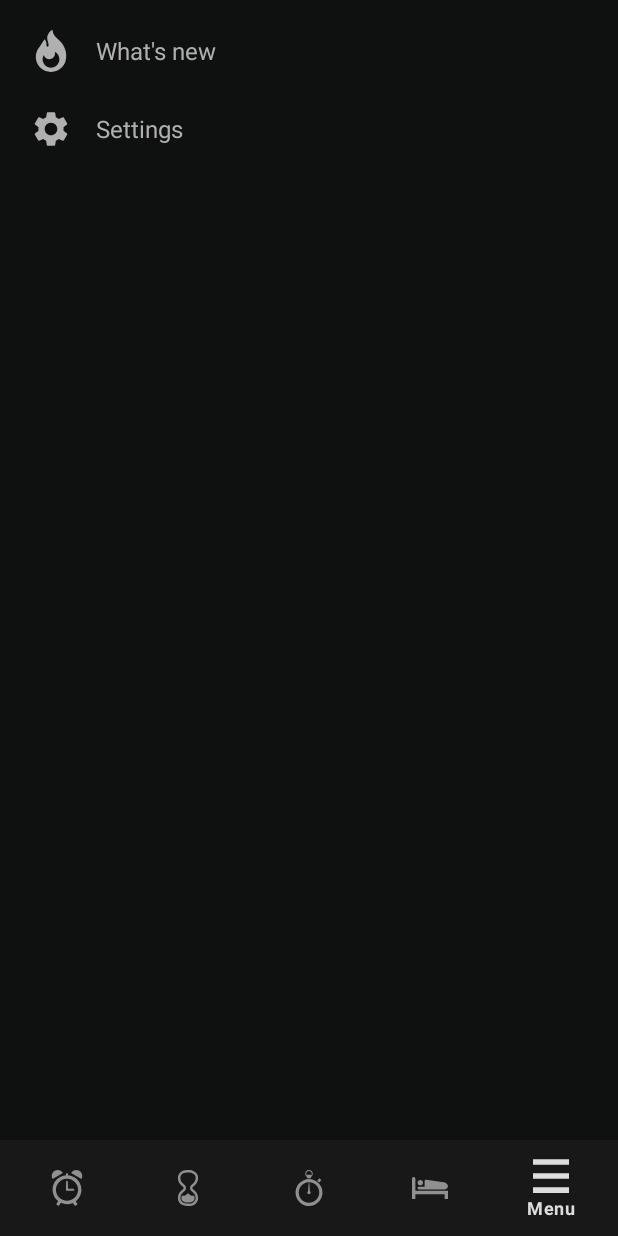
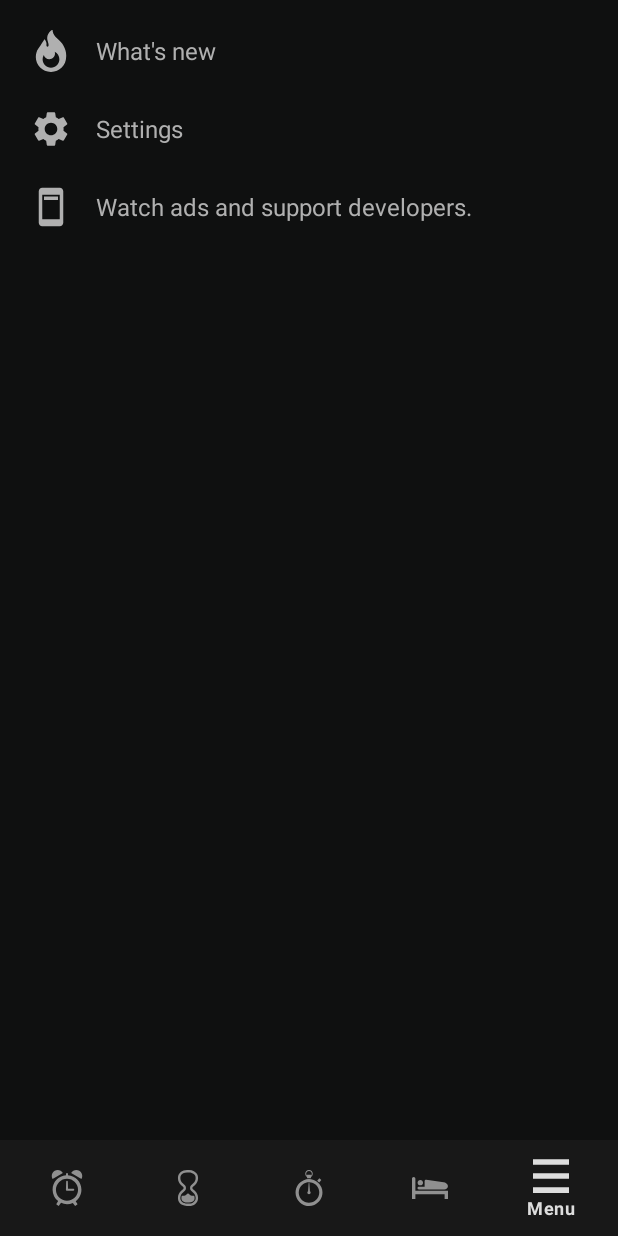
Before and after one commit to Alsh0815/Somnificus, an Android app: the screen it shows after launch (MainActivity), item 5 of the bottom bar chosen, on a phone screen of 412 x 824 dp. Run offline under Robolectric (Android 15) with nearby library versions, the light colour scheme and no system bars.

Commit message:
ver.0.1.0.64

```diff
--- a/app/build.gradle.kts
+++ b/app/build.gradle.kts
@@ -14,7 +14,7 @@ android {
         minSdk = 27
         targetSdk = 34
         versionCode = 1
-        versionName = "0.1.0.44"
+        versionName = "0.1.0.64"
 
         testInstrumentationRunner = "androidx.test.runner.AndroidJUnitRunner"
     }
@@ -47,6 +47,7 @@ dependencies {
     implementation("androidx.lifecycle:lifecycle-viewmodel-ktx:2.7.0")
     implementation("androidx.navigation:navigation-fragment:2.7.7")
     implementation("androidx.navigation:navigation-ui:2.7.7")
+    implementation("com.google.android.gms:play-services-ads:23.0.0")
     testImplementation("junit:junit:4.13.2")
     androidTestImplementation("androidx.test.ext:junit:1.1.5")
     androidTestImplementation("androidx.test.espresso:espresso-core:3.5.1")
--- a/app/src/main/java/com/x_viria/app/vita/somnificus/activity/MainActivity.java
+++ b/app/src/main/java/com/x_viria/app/vita/somnificus/activity/MainActivity.java
@@ -10,6 +10,7 @@ import androidx.fragment.app.Fragment;
 import androidx.fragment.app.FragmentTransaction;
 
 import android.Manifest;
+import android.app.AlarmManager;
 import android.content.Intent;
 import android.content.pm.PackageManager;
 import android.os.Build;
@@ -85,7 +86,10 @@ public class MainActivity extends AppCompatActivity {
             return false;
         });
 
-
+        AlarmManager am = (AlarmManager) getSystemService(ALARM_SERVICE);
+        if (Build.VERSION.SDK_INT >= Build.VERSION_CODES.S) {
+            Alarm.setAlarm(this);
+        }
     }
 
 }
--- a/app/src/main/java/com/x_viria/app/vita/somnificus/activity/WakeupActivity.java
+++ b/app/src/main/java/com/x_viria/app/vita/somnificus/activity/WakeupActivity.java
@@ -20,6 +20,5 @@ public class WakeupActivity extends AppCompatActivity {
                 WindowManager.LayoutParams.FLAG_TURN_SCREEN_ON |
                 WindowManager.LayoutParams.FLAG_KEEP_SCREEN_ON);
 
-        Toast.makeText(this, "Wake Up", Toast.LENGTH_SHORT).show();
     }
 }
--- a/app/src/main/java/com/x_viria/app/vita/somnificus/core/Alarm.java
+++ b/app/src/main/java/com/x_viria/app/vita/somnificus/core/Alarm.java
@@ -6,7 +6,8 @@ import android.content.Context;
 import android.content.Intent;
 import android.icu.util.Calendar;
 import android.os.Build;
-import android.widget.Toast;
+
+import com.x_viria.app.vita.somnificus.activity.WakeupActivity;
 
 public class Alarm {
 
@@ -26,14 +27,15 @@ public class Alarm {
     public static void setAlarm(Context context) {
         int id = 0;
         Calendar calender = Calendar.getInstance();
-        calender.set(2024, 4, 5, 17, 40, 0);
+        calender.set(2024, 3, 7, 6, 23, 0);
         AlarmManager alarmManager = getAM(context);
-        Intent intent = new Intent(context, AlarmBroadcastReciever.class);
+        Intent intent = new Intent(context.getApplicationContext(), AlarmBroadcastReceiver.class);
+        intent.setFlags(Intent.FLAG_ACTIVITY_NEW_TASK);
         intent.putExtra("id", id);
         intent.putExtra("title", "Test Alarm");
-        PendingIntent pIntent = PendingIntent.getBroadcast(context, id, intent, PendingIntent.FLAG_IMMUTABLE | PendingIntent.FLAG_UPDATE_CURRENT);
+        PendingIntent pending = PendingIntent.getBroadcast(context.getApplicationContext(), id, intent, PendingIntent.FLAG_IMMUTABLE | PendingIntent.FLAG_UPDATE_CURRENT);
         AlarmManager.AlarmClockInfo acInfo = new AlarmManager.AlarmClockInfo(calender.getTimeInMillis(), null);
-        alarmManager.setAlarmClock(acInfo, pIntent);
+        alarmManager.setAlarmClock(acInfo, pending);
     }
 
 }
--- /dev/null
+++ b/app/src/main/res/drawable/ic_ad.xml
@@ -0,0 +1,5 @@
+<vector android:height="512dp" android:tint="#4B4B4B"
+    android:viewportHeight="24" android:viewportWidth="24"
+    android:width="512dp" xmlns:android="http://schemas.android.com/apk/res/android">
+    <path android:fillColor="@android:color/white" android:pathData="M17,1L7,1c-1.1,0 -2,0.9 -2,2v18c0,1.1 0.9,2 2,2h10c1.1,0 2,-0.9 2,-2L19,3c0,-1.1 -0.9,-2 -2,-2zM17,19L7,19L7,5h10v14zM8,6h8v2L8,8z"/>
+</vector>
--- a/app/src/main/res/layout/fragment_main_etc.xml
+++ b/app/src/main/res/layout/fragment_main_etc.xml
@@ -57,6 +57,27 @@
                     android:textSize="16dp" />
             </LinearLayout>
 
+            <LinearLayout
+                android:layout_width="match_parent"
+                android:layout_height="wrap_content"
+                android:gravity="center_vertical"
+                android:padding="12dp"
+                android:background="?attr/selectableItemBackground"
+                android:clickable="true"
+                android:orientation="horizontal">
+                <ImageView
+                    android:layout_width="28dp"
+                    android:layout_height="28dp"
+                    android:layout_marginRight="16dp"
+                    android:src="@drawable/ic_ad"
+                    app:tint="@color/primaryTextColor" />
+                <TextView
+                    android:layout_width="wrap_content"
+                    android:layout_height="wrap_content"
+                    android:text="Watch ads and support developers."
+                    android:textSize="16dp" />
+            </LinearLayout>
+
         </LinearLayout>
     </ScrollView>
 
```
Also changed, not shown: app/src/main/AndroidManifest.xml (+7 -7 lines), app/src/main/java/com/x_viria/app/vita/somnificus/core/AlarmBroadcastReceiver.java (renamed from app/src/main/java/com/x_viria/app/vita/somnificus/core/AlarmBroadcastReciever.java, +6 -1 lines), 2 other files.
